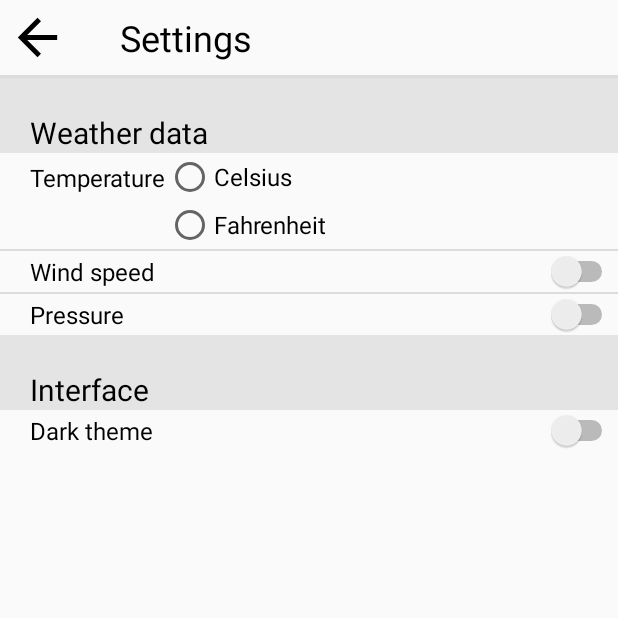
After one commit to agafonovilya/MyWeatherApp, an Android app: the fragment FragmentSettings placed in its activity, on a phone screen of 412 x 824 dp, the top half of it. The commit adds this screen. Run offline under Robolectric (Android 15) with nearby library versions, the phone set to English and light mode, and no system bars.

Commit message:
Homework 5 implemented

```diff
--- a/app/src/main/AndroidManifest.xml
+++ b/app/src/main/AndroidManifest.xml
@@ -9,15 +9,13 @@
         android:roundIcon="@mipmap/ic_launcher_round"
         android:supportsRtl="true"
         android:theme="@style/Theme.AppCompat.DayNight.NoActionBar">
-        <activity android:name=".MainActivity">
+        <activity android:name=".MainActivityByFragment">
             <intent-filter>
                 <action android:name="android.intent.action.MAIN" />
 
                 <category android:name="android.intent.category.LAUNCHER" />
             </intent-filter>
         </activity>
-        <activity android:name=".SettingsActivity" />
-        <activity android:name=".CitySelectionActivity"/>
     </application>
 
 </manifest>
--- /dev/null
+++ b/app/src/main/java/ru/geekbrains/myweatherapp/MainActivityByFragment.java
@@ -0,0 +1,40 @@
+package ru.geekbrains.myweatherapp;
+
+import android.os.Bundle;
+import androidx.appcompat.app.AppCompatActivity;
+import androidx.fragment.app.FragmentTransaction;
+
+import ru.geekbrains.myweatherapp.fragments.FragmentCitySelection;
+import ru.geekbrains.myweatherapp.fragments.FragmentMainScreen;
+import ru.geekbrains.myweatherapp.fragments.FragmentSettings;
+
+public class MainActivityByFragment extends AppCompatActivity {
+
+    @Override
+    public void onCreate(Bundle savedInstanceState) {
+        super.onCreate(savedInstanceState);
+        setContentView(R.layout.activity_main_by_fragment);
+
+        FragmentTransaction ft = getSupportFragmentManager().beginTransaction();
+        FragmentMainScreen fragmentMainScreen = new FragmentMainScreen();
+        ft.replace(R.id.replace_this, fragmentMainScreen);
+        ft.commit();
+    }
+
+    public void startFragment(int item) {
+        FragmentTransaction ft = getSupportFragmentManager().beginTransaction();
+        ft.addToBackStack("");
+        if (item == 1) {
+            FragmentMainScreen fragmentMainScreen = new FragmentMainScreen();
+            ft.replace(R.id.replace_this, fragmentMainScreen);
+        } else if (item == 2) {
+            FragmentSettings fragmentSettings = new FragmentSettings();
+            ft.replace(R.id.replace_this, fragmentSettings);
+        } else if (item == 3) {
+            FragmentCitySelection fragmentCitySelection = new FragmentCitySelection();
+            ft.replace(R.id.replace_this, fragmentCitySelection);
+        }
+        ft.commit();
+    }
+
+}
--- /dev/null
+++ b/app/src/main/java/ru/geekbrains/myweatherapp/fragments/FragmentMainScreen.java
@@ -0,0 +1,41 @@
+package ru.geekbrains.myweatherapp.fragments;
+
+import android.os.Bundle;
+import android.view.LayoutInflater;
+import android.view.View;
+import android.view.ViewGroup;
+import android.widget.ImageButton;
+
+import androidx.annotation.NonNull;
+import androidx.annotation.Nullable;
+import androidx.fragment.app.Fragment;
+
+import ru.geekbrains.myweatherapp.MainActivityByFragment;
+import ru.geekbrains.myweatherapp.R;
+
+public class FragmentMainScreen extends Fragment {
+    @Override
+    public View onCreateView(LayoutInflater inflater, ViewGroup container, Bundle savedInstanceState) {
+        return inflater.inflate(R.layout.fragment_main_screen, container, false);
+    }
+
+    @Override
+    public void onViewCreated(@NonNull View view, @Nullable Bundle savedInstanceState) {
+        super.onViewCreated(view, savedInstanceState);
+        ImageButton startSettingsFragment = view.findViewById(R.id.imageButton);
+        startSettingsFragment.setOnClickListener(new View.OnClickListener() {
+            @Override
+            public void onClick(View v) {
+                ((MainActivityByFragment)getActivity()).startFragment(2);
+            }
+        });
+        ImageButton startCitySelectionFragment = view.findViewById(R.id.imageButton3);
+        startCitySelectionFragment.setOnClickListener(new View.OnClickListener() {
+            @Override
+            public void onClick(View v) {
+                ((MainActivityByFragment)getActivity()).startFragment(3);
+            }
+        });
+
+    }
+}
--- /dev/null
+++ b/app/src/main/java/ru/geekbrains/myweatherapp/fragments/FragmentSettings.java
@@ -0,0 +1,26 @@
+package ru.geekbrains.myweatherapp.fragments;
+
+import android.os.Bundle;
+import android.view.LayoutInflater;
+import android.view.View;
+import android.view.ViewGroup;
+import android.widget.ImageButton;
+import androidx.fragment.app.Fragment;
+
+import ru.geekbrains.myweatherapp.MainActivityByFragment;
+import ru.geekbrains.myweatherapp.R;
+
+public class FragmentSettings extends Fragment {
+    @Override
+    public View onCreateView(LayoutInflater inflater, ViewGroup container, Bundle savedInstanceState) {
+        View view = inflater.inflate(R.layout.fragment_settings, container, false);
+        ImageButton backButton = (ImageButton) view.findViewById(R.id.imageButton2);
+        backButton.setOnClickListener(new View.OnClickListener() {
+            @Override
+            public void onClick(View v) {
+                ((MainActivityByFragment)getActivity()).onBackPressed();
+            }
+        });
+        return view;
+    }
+}
--- /dev/null
+++ b/app/src/main/res/layout/activity_main_by_fragment.xml
@@ -0,0 +1,10 @@
+<?xml version="1.0" encoding="utf-8"?>
+<LinearLayout xmlns:android="http://schemas.android.com/apk/res/android"
+    android:layout_width="match_parent"
+    android:layout_height="match_parent">
+    <FrameLayout
+        android:id="@+id/replace_this"
+        android:layout_width="match_parent"
+        android:layout_height="match_parent"/>
+
+</LinearLayout>
--- a/app/src/main/res/layout/activity_city_selection.xml
+++ b/app/src/main/res/layout/fragment_city_selection.xml
@@ -63,4 +63,5 @@
             android:layout_height="1dp"
             android:background="?android:attr/listDivider" />
     </LinearLayout>
+
 </androidx.constraintlayout.widget.ConstraintLayout>
--- a/app/src/main/res/layout/activity_settings.xml
+++ b/app/src/main/res/layout/fragment_settings.xml
@@ -1,9 +1,8 @@
 <?xml version="1.0" encoding="utf-8"?>
-<androidx.constraintlayout.widget.ConstraintLayout
-    xmlns:android="http://schemas.android.com/apk/res/android"
-    xmlns:app="http://schemas.android.com/apk/res-auto"
+<androidx.constraintlayout.widget.ConstraintLayout xmlns:android="http://schemas.android.com/apk/res/android"
     android:layout_width="match_parent"
-    android:layout_height="match_parent">
+    android:layout_height="match_parent"
+    xmlns:app="http://schemas.android.com/apk/res-auto">
 
     <LinearLayout
         android:layout_width="match_parent"
@@ -152,4 +151,5 @@
         </ScrollView>
 
     </LinearLayout>
+
 </androidx.constraintlayout.widget.ConstraintLayout>
```
Also changed, not shown: app/src/main/java/ru/geekbrains/myweatherapp/CitySelectionActivity.java (deleted, +0 -30 lines), app/src/main/java/ru/geekbrains/myweatherapp/MainActivity.java (deleted, +0 -72 lines), app/src/main/java/ru/geekbrains/myweatherapp/SettingsActivity.java (deleted, +0 -19 lines), app/src/main/java/ru/geekbrains/myweatherapp/fragments/FragmentCitySelection.java (added, +27 -0 lines), app/src/main/res/layout/fragment_main_screen.xml (renamed from app/src/main/res/layout/activity_main.xml, +6 -7 lines).
